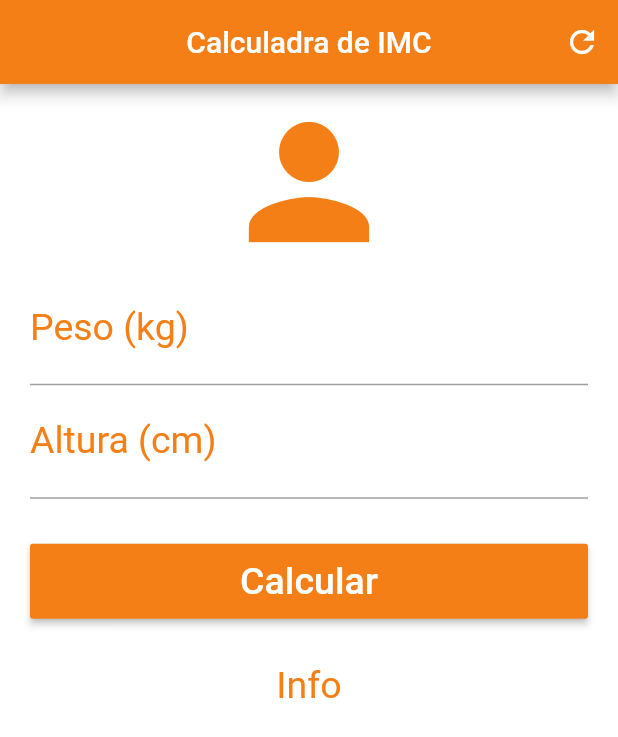
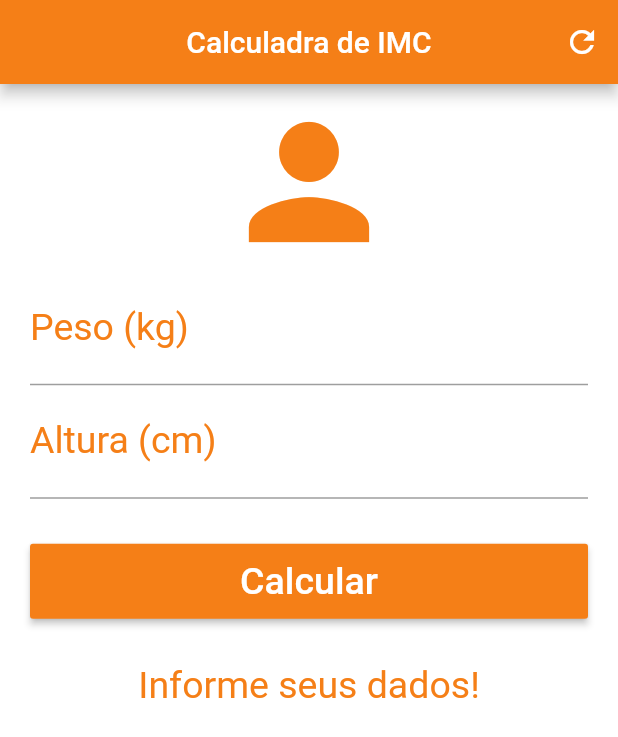
Before and after one commit to lpaganete/calculadora_imc, a Flutter app: the screen it shows after launch, after a tap on "Calcular", on a phone screen of 412 x 824 dp. Shown: the top 737 px of the screen. Run offline on Flutter 3.47's test engine with Material 2 defaults, Android fonts, the light colour scheme and no system bars.

Commit message:
Funções para calcular o imc (nao consegui pegar o valor do textField)

```diff
--- a/lib/pages/home_page.dart
+++ b/lib/pages/home_page.dart
@@ -7,6 +7,36 @@ class HomePage extends StatefulWidget {
 }
 
 class _HomePageState extends State<HomePage> {
+
+  //Pegando os valores dos dois textField
+  TextEditingController pesoController = TextEditingController();
+  TextEditingController alturaController = TextEditingController();
+
+  //Uma string que vai ser modificada com o resultado // Será chamada no Text que mostra o resultado do calculo
+  String _infoText = "Informe seus dados!";
+
+  // Função que limpa os campos text field e o de resultado. Será chamda no IconButton
+  void _resetFields(){
+    pesoController.text = "";
+    alturaController.text = "";
+    _infoText = "Informe seus dados!";
+  }
+
+  //Esta função será chamada no onpressed no botão calcular
+  void _calculandoIMC() {
+
+    setState(() {
+    double peso = double.parse(pesoController.text); // converte o texto para double
+    double altura = double.parse(alturaController.text) / 100; // divindo por 100 para dar o resultado em cm
+    double imc = peso / (altura * altura);
+    print(imc);
+
+    if(imc < 18.6){
+      _infoText = "Abaixo do peso (${imc})";
+    }
+    });
+  }
+
   @override
   Widget build(BuildContext context) {
     return Scaffold(
@@ -15,7 +45,9 @@ class _HomePageState extends State<HomePage> {
         centerTitle: true,
         backgroundColor: Colors.yellow[900],
         actions: <Widget>[
-          IconButton(icon: Icon(Icons.refresh), onPressed: () {}),
+          IconButton(icon: Icon(Icons.refresh),
+          onPressed: _resetFields, // Chama o método para zerar todas as variáveis
+          ),
         ],
       ),
       backgroundColor: Color(0xffffffff),
@@ -31,8 +63,8 @@ class _HomePageState extends State<HomePage> {
             .stretch, // O stretch ocupa toda a largura (no caso do ícone não vai ocupar, pois ele tem um tamanho fixo)
         children: <Widget>[
           Icon(Icons.person, size: 120.0, color: Colors.yellow[900]),
-          TextFieldNumber("Peso (kg)"),
-          TextFieldNumber("Altura (cm)"),
+          TextFieldNumber("Peso (kg)", controller: pesoController),
+          TextFieldNumber("Altura (cm)", controller: alturaController),
           Padding(
             padding: EdgeInsets.only(top: 30.0, bottom: 30.0),
             child: Container(
@@ -41,7 +73,7 @@ class _HomePageState extends State<HomePage> {
             ),
           ),
           Text(
-            "Info",
+            _infoText,
             textAlign: TextAlign.center,
             style: TextStyle(color: Colors.yellow[900], fontSize: 25.0),
           ),
@@ -52,7 +84,7 @@ class _HomePageState extends State<HomePage> {
 
   _raisedButtonCalcular() {
     return RaisedButton(
-      onPressed: () {},
+      onPressed: _calculandoIMC,
       color: Colors.yellow[900],
       child: Text(
         "Calcular",
--- a/lib/widget/textField_numbers.dart
+++ b/lib/widget/textField_numbers.dart
@@ -3,12 +3,14 @@ import 'package:flutter/material.dart';
 class TextFieldNumber extends StatelessWidget {
 
   String text;
+  TextEditingController controller;
 
-  TextFieldNumber(this.text);
+  TextFieldNumber(this.text, {@required this.controller});
 
   @override
   Widget build(BuildContext context) {
     return TextField(
+
       keyboardType: TextInputType.number,
       decoration: InputDecoration(
         labelText: text,
```
